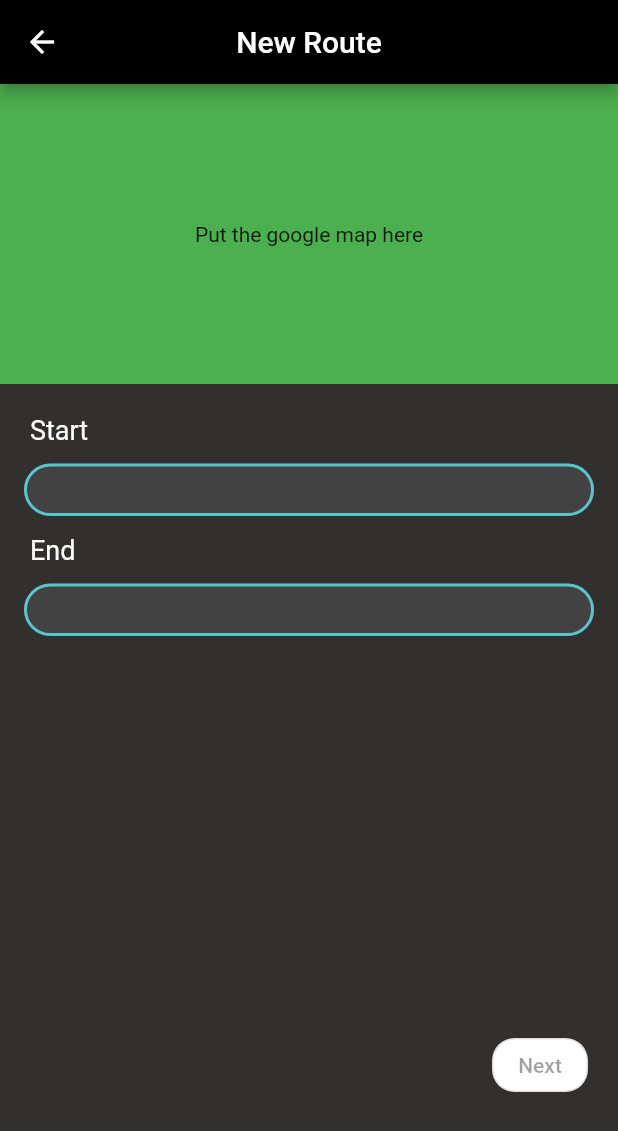
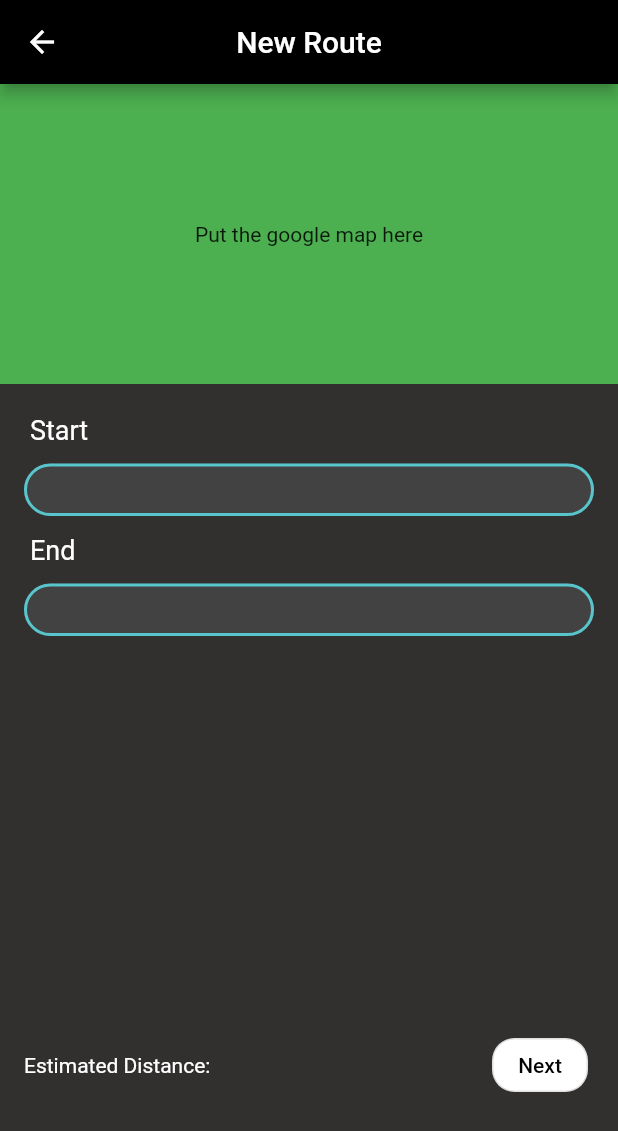
Before and after one commit to wencheng1298/CZ2006---RunCool, a Flutter app: the CreateRunningUI1 screen opened directly, on a phone screen of 412 x 824 dp. Shown: the top 1131 px of the screen. Run offline on Flutter 3.47's test engine with Material 2 defaults, Android fonts, the light colour scheme and no system bars; our stand-ins replace curved_navigation_bar.

Commit message:
Create Running UI 2 otw

```diff
--- a/runcool/lib/pages/ChooseEventUI.dart
+++ b/runcool/lib/pages/ChooseEventUI.dart
@@ -19,7 +19,7 @@ class ChooseEventUIState extends State<ChooseEventUI> {
   String eventType;
   List<String> eventTypes = ['Running', 'Gymming', 'Zumba'];
 
-  Function goNextPage(String eventChoice) {
+  void goNextPage(String eventChoice) {
     if (eventChoice == 'Running') {
       Navigator.push(
           context, MaterialPageRoute(builder: (context) => CreateRunningUI1()));
@@ -29,8 +29,7 @@ class ChooseEventUIState extends State<ChooseEventUI> {
     } else if (eventChoice == "Zumba") {
       Navigator.push(
           context, MaterialPageRoute(builder: (context) => CreateZumbaUI1()));
-    }
-    ;
+    };
   }
 
   @override
--- a/runcool/lib/pages/RunningUI/CreateRunningUI1.dart
+++ b/runcool/lib/pages/RunningUI/CreateRunningUI1.dart
@@ -1,4 +1,8 @@
 import 'package:flutter/material.dart';
+import 'package:runcool/pages/CreateEventUI.dart';
+import './../../widgets/InputTextField.dart';
+import './../../widgets/InputFieldTextTitles.dart';
+import './CreateRunningUI2.dart';
 
 class CreateRunningUI1 extends StatefulWidget {
   @override
@@ -9,33 +13,10 @@ class _CreateRunningUI1State extends State<CreateRunningUI1> {
   Color _background = Color(0xff322F2F);
   Color _turqoise = Color(0xff58C5CC);
 
-  Widget _buildTextField() {
-    return Theme(
-      data: Theme.of(context).copyWith(splashColor: Colors.transparent),
-      child: Container(
-        height: 35,
-        child: TextField(
-          autofocus: false,
-          keyboardType: TextInputType.streetAddress,
-          style: TextStyle(color: Colors.white),
-          decoration: InputDecoration(
-            filled: true,
-            fillColor: Colors.grey[800],
-            contentPadding: EdgeInsets.only(left: 14, bottom: 8, top: 8),
-            focusedBorder: OutlineInputBorder(
-              borderSide: BorderSide(color: _turqoise, width: 2),
-              borderRadius: BorderRadius.circular(35),
-            ),
-            enabledBorder: OutlineInputBorder(
-              borderSide: BorderSide(color: _turqoise, width: 2),
-              borderRadius: BorderRadius.circular(35),
-            ),
-          ),
-        ),
-      ),
-    );
+  void goNextPage() {
+    Navigator.push(
+      context, MaterialPageRoute(builder: (context) => CreateRunningUI2()));
   }
-
   @override
   Widget build(BuildContext context) {
     return Scaffold(
@@ -69,43 +50,39 @@ class _CreateRunningUI1State extends State<CreateRunningUI1> {
                 children: [
                   Align(
                     alignment: Alignment.topLeft,
-                    child: Padding(
-                      padding: const EdgeInsets.all(12),
-                      child: Text(
-                        "Start",
-                        textAlign: TextAlign.left,
-                        style: TextStyle(fontSize: 18, color: Colors.white),
+                    child: InputFieldTextTitles('Start'),
                   ),
+                  Padding(
+                    padding: const EdgeInsets.only(left: 8, right: 8),
+                    child: InputTextField(),
                   ),
+                  Align(
+                    alignment: Alignment.topLeft,
+                    child: InputFieldTextTitles('End'),
                   ),
                   Padding(
                     padding: const EdgeInsets.only(left: 8.0, right: 8),
-                    child: _buildTextField(),
-                  ),
-                  Align(
-                    alignment: Alignment.topLeft,
-                    child: Padding(
-                      padding: const EdgeInsets.all(12),
-                      child: Text(
-                        "End",
-                        textAlign: TextAlign.left,
-                        style: TextStyle(fontSize: 18, color: Colors.white),
-                      ),
-                    ),
-                  ),
-                  Padding(
-                    padding: const EdgeInsets.only(left: 8.0, right: 8),
-                    child: _buildTextField(),
+                    child: InputTextField(),
                   ),
                 ],
               ),
             ),
-            Container(
+            Row(
+              children: [
+                Padding(
+                  padding: const EdgeInsets.only(left:16.0, top: 20),
+                  child: const Text(
+                    "Estimated Distance: ",
+                    style: TextStyle(color: Colors.white),
+                  ),
+                ),
+                Expanded(
+                  child: Container(
                     padding: const EdgeInsets.only(top: 20, right: 20),
                     alignment: Alignment.bottomRight,
                     child: OutlinedButton(
                       child: Text('Next'),
-                onPressed: null,
+                      onPressed: () => goNextPage(),
                       style: TextButton.styleFrom(
                           backgroundColor: Colors.white,
                           primary: Colors.black,
@@ -113,7 +90,10 @@ class _CreateRunningUI1State extends State<CreateRunningUI1> {
                             borderRadius: BorderRadius.circular(15),
                           )),
                     ),
-            )
+                  ),
+                ),
+              ],
+            ),
           ],
         ),
       ),
--- /dev/null
+++ b/runcool/lib/widgets/InputFieldTextTitles.dart
@@ -0,0 +1,19 @@
+import 'package:flutter/material.dart';
+
+class InputFieldTextTitles extends StatelessWidget {
+  String _title;
+
+  InputFieldTextTitles(this._title);
+
+  @override
+  Widget build(BuildContext context) {
+    return Padding(
+      padding: const EdgeInsets.all(12),
+      child: Text(
+        _title,
+        textAlign: TextAlign.left,
+        style: TextStyle(fontSize: 18, color: Colors.white),
+      ),
+    );
+  }
+}
--- /dev/null
+++ b/runcool/lib/widgets/InputTextField.dart
@@ -0,0 +1,33 @@
+import 'package:flutter/material.dart';
+
+class InputTextField extends StatelessWidget {
+  final Color _turqoise = Color(0xff58C5CC);
+
+  @override
+  Widget build(BuildContext context) {
+    return Theme(
+      data: Theme.of(context).copyWith(splashColor: Colors.transparent),
+      child: Container(
+        height: 35,
+        child: TextField(
+          autofocus: false,
+          keyboardType: TextInputType.streetAddress,
+          style: TextStyle(color: Colors.white),
+          decoration: InputDecoration(
+            filled: true,
+            fillColor: Colors.grey[800],
+            contentPadding: EdgeInsets.only(left: 14, bottom: 8, top: 8),
+            focusedBorder: OutlineInputBorder(
+              borderSide: BorderSide(color: _turqoise, width: 2),
+              borderRadius: BorderRadius.circular(35),
+            ),
+            enabledBorder: OutlineInputBorder(
+              borderSide: BorderSide(color: _turqoise, width: 2),
+              borderRadius: BorderRadius.circular(35),
+            ),
+          ),
+        ),
+      ),
+    );
+  }
+}
```
Also changed, not shown: runcool/lib/pages/RunningUI/CreateRunningUI2.dart (added, +143 -0 lines). Lines whose indentation alone changed are shown as unchanged.
